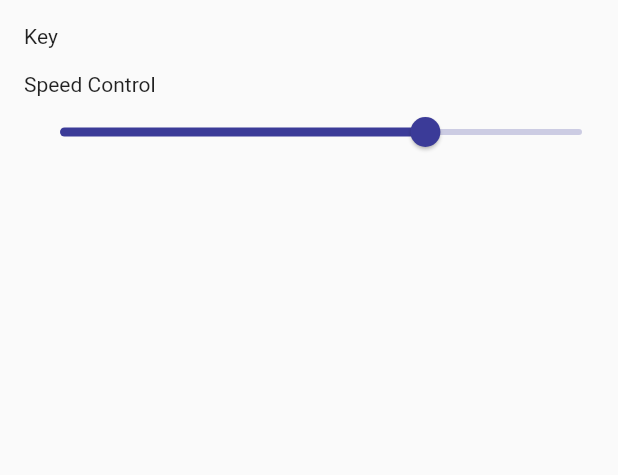
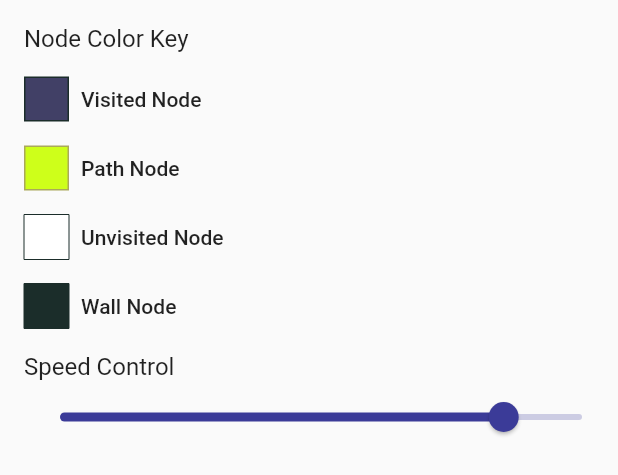
Before and after one commit to iamfauz/Algo-Whiz, a Flutter app: the PathFindingSettingsBottomSheetWidget widget shown alone on an empty page, opened directly, on a phone screen of 412 x 824 dp. Shown: the top 475 px of the screen. Run offline on Flutter 3.47's test engine with Material 2 defaults, Android fonts, the phone set to English and light mode, and no system bars.

Commit message:
Added Node Color Key in PathFinfing settigs bottom sheet

```diff
--- a/algo_whiz/lib/ui/pathfinding_scaffold.dart
+++ b/algo_whiz/lib/ui/pathfinding_scaffold.dart
@@ -78,22 +78,116 @@ class _PathFindingSettingsBottomSheetWidgetState
   @override
   Widget build(BuildContext context) {
     return Consumer<PathFindingViewModel>(
-        builder:
-            (BuildContext context, PathFindingViewModel value, Widget child) =>
+        builder: (BuildContext context, PathFindingViewModel value,
+                Widget child) =>
             Container(
                 padding: EdgeInsets.fromLTRB(16, 16, 0, 0),
                 child: Column(
                   crossAxisAlignment: CrossAxisAlignment.start,
                   children: <Widget>[
-                        Column(children: <Widget>[
-                          Text("Key"),
+                    Column(
+                        crossAxisAlignment: CrossAxisAlignment.start,
+                        children: <Widget>[
+                          Text("Node Color Key",
+                              style: Theme.of(context)
+                                  .textTheme
+                                  .body1
+                                  .copyWith(fontSize: 16)),
+                          Padding(
+                            padding: const EdgeInsets.only(top: 16.0),
+                            child: Row(
+                              children: <Widget>[
+                                Container(
+                                  width: 30,
+                                  height: 30,
+                                    decoration: BoxDecoration(
+                                    color: colorPurpleNavy,
+                                    border:
+                                        Border.all(color: colorDarkJungleGreen,  width: 1),
+                                  ),
+                                ),
+                                Padding(
+                                  padding: const EdgeInsets.only(left: 8),
+                                  child: Text("Visited Node",
+                                      style: Theme.of(context).textTheme.body2),
+                                )
+                              ],
+                            ),
+                          ),
+                          Padding(
+                            padding: const EdgeInsets.only(top: 16.0),
+                            child: Row(
+                              children: <Widget>[
+                                Container(
+                                    width: 30,
+                                    height: 30,
+                                    decoration: BoxDecoration(
+                                      color: colorElectricLime,
+                                      border:
+                                          Border.all(color: colorOliveGreen, width: 1),
+
+                                    )),
+                                Padding(
+                                  padding: const EdgeInsets.only(left: 8),
+                                  child: Text("Path Node",
+                                      style: Theme.of(context).textTheme.body2),
+                                )
+                              ],
+                            ),
+                          ),
+                          Padding(
+                            padding: const EdgeInsets.only(top: 16.0),
+                            child: Row(
+                              children: <Widget>[
+                                Container(
+                                  width: 30,
+                                  height: 30,
+                                  decoration: BoxDecoration(
+                                    color: Colors.white,
+                                    border:
+                                        Border.all(color: colorDarkJungleGreen,  width: 0),
+                                  ),
+                                ),
+                                Padding(
+                                  padding: const EdgeInsets.only(left: 8),
+                                  child: Text("Unvisited Node",
+                                      style: Theme.of(context).textTheme.body2),
+                                )
+                              ],
+                            ),
+                          ),
+                          Padding(
+                            padding: const EdgeInsets.only(top: 16.0),
+                            child: Row(
+                              children: <Widget>[
+                                Container(
+                                  width: 30,
+                                  height: 30,
+                                  decoration: BoxDecoration(
+                                    color: colorDarkJungleGreen,
+                                    border:
+                                        Border.all(color: colorDarkJungleGreen,  width: 0),
+                                  ),
+                                ),
+                                Padding(
+                                  padding: const EdgeInsets.only(left: 8),
+                                  child: Text("Wall Node",
+                                      style: Theme.of(context).textTheme.body2),
+                                )
+                              ],
+                            ),
+                          )
                         ]),
                     Padding(
                       padding: const EdgeInsets.only(top: 16),
                       child: Column(
                           crossAxisAlignment: CrossAxisAlignment.start,
                           children: <Widget>[
-                                Text("Speed Control"),
+                            Text("Speed Control",
+                                style: Theme.of(context)
+                                    .textTheme
+                                    .body1
+                                    .copyWith(fontSize: 16)),
                             Slider(
                               value: value.animationSpeedFactor,
                               onChanged: (speed) {
--- a/algo_whiz/lib/viewmodel/pathfinding_view_model.dart
+++ b/algo_whiz/lib/viewmodel/pathfinding_view_model.dart
@@ -21,7 +21,7 @@ class PathFindingViewModel extends ChangeNotifier {
   bool _isInstantMode = false; // instant mode does no animation
   bool _isClearGrid = true;
   int _animationSpeedInMilliSec = ( maxAnimationSpeedInMilliSec* 0.5).toInt();
-  double _animationSpeedFactor = 0.70; // percent of the baseAnimationSpeed applied
+  double _animationSpeedFactor = 0.85; // percent of the baseAnimationSpeed applied
 
   /// getters
   List<Node> get nodes => _nodes;
```
Lines whose indentation alone changed are shown as unchanged.
